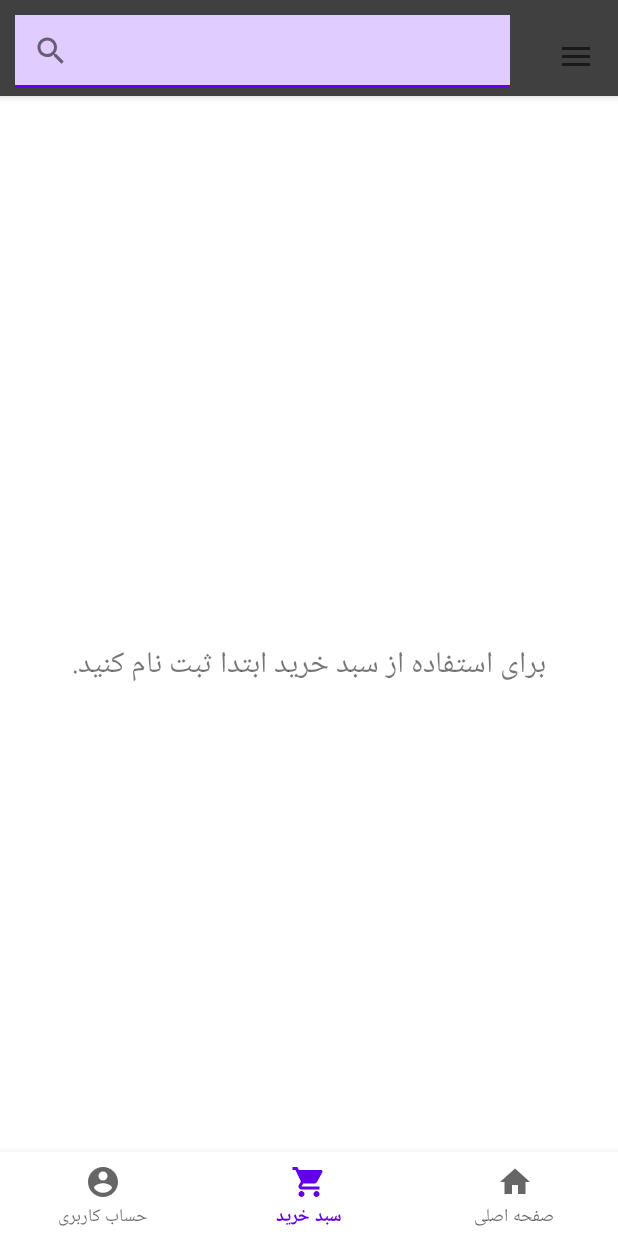
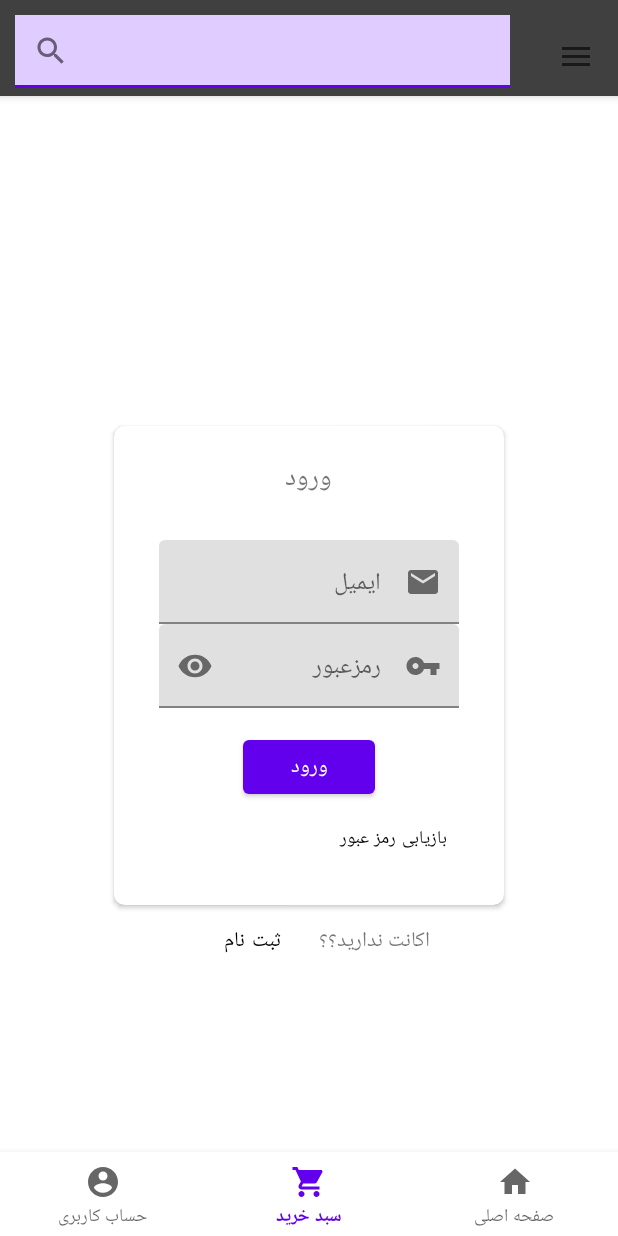
Before and after one commit to sadegh15khedry/onlineAndroidShop, an Android app: the screen it shows after launch (MainActivity), item 2 of the bottom bar chosen, on a phone screen of 412 x 824 dp. Run offline under Robolectric (Android 15) with nearby library versions, the phone set to English and light mode, and no system bars.

Commit message:
login changed from activity to a fragment

```diff
--- a/app/build.gradle
+++ b/app/build.gradle
@@ -39,6 +39,7 @@ dependencies {
     implementation 'androidx.drawerlayout:drawerlayout:1.1.1'
     implementation 'androidx.recyclerview:recyclerview:1.0.0'
     implementation 'androidx.cardview:cardview:1.0.0'
+    implementation 'androidx.legacy:legacy-support-v4:1.0.0'
     testImplementation 'junit:junit:4.+'
     androidTestImplementation 'androidx.test.ext:junit:1.1.3'
     androidTestImplementation 'androidx.test.espresso:espresso-core:3.4.0'
--- a/app/src/main/AndroidManifest.xml
+++ b/app/src/main/AndroidManifest.xml
@@ -27,7 +27,6 @@
             android:exported="true">
             <intent-filter>
                 <action android:name="android.intent.action.MAIN" />
-
                 <category android:name="android.intent.category.LAUNCHER" />
             </intent-filter>
         </activity>
--- /dev/null
+++ b/app/src/main/java/com/example/sadeghshop/LoginFragment.java
@@ -0,0 +1,53 @@
+package com.example.sadeghshop;
+
+import android.os.Bundle;
+
+import androidx.fragment.app.Fragment;
+
+import android.view.LayoutInflater;
+import android.view.View;
+import android.view.ViewGroup;
+
+
+public class LoginFragment extends Fragment {
+
+    // TODO: Rename parameter arguments, choose names that match
+    // the fragment initialization parameters, e.g. ARG_ITEM_NUMBER
+    private static final String ARG_PARAM1 = "param1";
+    private static final String ARG_PARAM2 = "param2";
+
+    // TODO: Rename and change types of parameters
+    private String mParam1;
+    private String mParam2;
+
+    public LoginFragment() {
+        // Required empty public constructor
+    }
+
+
+    // TODO: Rename and change types and number of parameters
+    public static LoginFragment newInstance(String param1, String param2) {
+        LoginFragment fragment = new LoginFragment();
+        Bundle args = new Bundle();
+        args.putString(ARG_PARAM1, param1);
+        args.putString(ARG_PARAM2, param2);
+        fragment.setArguments(args);
+        return fragment;
+    }
+
+    @Override
+    public void onCreate(Bundle savedInstanceState) {
+        super.onCreate(savedInstanceState);
+        if (getArguments() != null) {
+            mParam1 = getArguments().getString(ARG_PARAM1);
+            mParam2 = getArguments().getString(ARG_PARAM2);
+        }
+    }
+
+    @Override
+    public View onCreateView(LayoutInflater inflater, ViewGroup container,
+                             Bundle savedInstanceState) {
+        // Inflate the layout for this fragment
+        return inflater.inflate(R.layout.fragment_login, container, false);
+    }
+}
--- a/app/src/main/java/com/example/sadeghshop/MainActivity.java
+++ b/app/src/main/java/com/example/sadeghshop/MainActivity.java
@@ -1,6 +1,7 @@
 package com.example.sadeghshop;
 
 import android.content.Intent;
+import android.content.res.Configuration;
 import android.os.Bundle;
 import android.view.Gravity;
 import android.view.Menu;
@@ -19,6 +20,7 @@ import androidx.fragment.app.Fragment;
 import com.google.android.material.bottomnavigation.BottomNavigationView;
 import com.google.android.material.navigation.NavigationBarView;
 import com.google.android.material.navigation.NavigationView;
+import com.google.android.material.snackbar.Snackbar;
 import com.google.android.material.textfield.TextInputLayout;
 
 
@@ -41,7 +43,8 @@ public class MainActivity extends AppCompatActivity {
     private DrawerLayout drawerLayout;
     private ActionBarDrawerToggle actionBarDrawerToggle;
     private Fragment selectedFragment = null;
-    // private boolean loggedIn = true;
+    private BottomNavigationView bottomNavigationView;
+    //private boolean loggedIn = true;
     private boolean loggedIn = false;
 
     @Override
@@ -68,7 +71,7 @@ public class MainActivity extends AppCompatActivity {
 
 
         //setting bottom navigation
-        BottomNavigationView bottomNavigationView = findViewById(R.id.bottom_navigation);
+        bottomNavigationView = findViewById(R.id.bottom_navigation);
         bottomNavigationView.setOnItemSelectedListener((NavigationBarView.OnItemSelectedListener) bottomNavigationItemSelectedListener);
 
         //setting our first fragment
@@ -88,6 +91,14 @@ public class MainActivity extends AppCompatActivity {
         });
     }
 
+
+    @Override
+    public void onConfigurationChanged(@NonNull Configuration newConfig) {
+        super.onConfigurationChanged(newConfig);
+        if (newConfig.orientation == Configuration.ORIENTATION_PORTRAIT) {
+
+        }
+    }
 
     public void setMyFragment(Fragment fragment) {
         this.selectedFragment = fragment;
@@ -116,39 +127,39 @@ public class MainActivity extends AppCompatActivity {
         @Override
         public boolean onNavigationItemSelected(@NonNull MenuItem item) {
             Fragment selectedFragment = null;
-
             switch (item.getItemId()) {
                 case R.id.nav_home:
                     selectedFragment = new HomeFragment();
                     break;
+                case R.id.nav_cart:
+                    selectedFragment = new CartFragment();
+
                 case R.id.nav_profile:
                     if (loggedIn) {
                         selectedFragment = new ProfileFragment();
                         break;
                     } else {
-                        Intent intent = new Intent(getBaseContext(), LoginActivity.class);
-                        startActivity(intent);
-                        return true;
+                        selectedFragment = new LoginFragment();
+                        Toast.makeText(getBaseContext(), "this works",
+                                Toast.LENGTH_SHORT).show();
+
                     }
-                case R.id.nav_cart:
-                    selectedFragment = new CartFragment();
-                    break;
 
             }
             getSupportFragmentManager().beginTransaction().replace(R.id.fragment_container,
                     selectedFragment).commit();
             return true;
         }
+
     };
 
 
     //side nav item selected
-    private NavigationView.OnNavigationItemSelectedListener sideNavigationItemSelectedListener = new NavigationView.OnNavigationItemSelectedListener() {
+    private NavigationView.OnNavigationItemSelectedListener sideNavigationItemSelectedListener
+            = new NavigationView.OnNavigationItemSelectedListener() {
         @Override
         public boolean onNavigationItemSelected(@NonNull MenuItem item) {
             Fragment selectedFragment = null;
-//            Toast.makeText(getBaseContext(),"this works",
-//                    Toast.LENGTH_SHORT).show();
 
             switch (item.getItemId()) {
                 case R.id.nav_about:
@@ -166,6 +177,7 @@ public class MainActivity extends AppCompatActivity {
 //                    break;
             }
             drawerLayout.closeDrawers();
+            bottomNavigationView.getMenu().setGroupCheckable(0, false, true);
             getSupportFragmentManager().beginTransaction().replace(R.id.fragment_container,
                     selectedFragment).commit();
             return true;
--- /dev/null
+++ b/app/src/main/res/layout/fragment_login.xml
@@ -0,0 +1,103 @@
+<?xml version="1.0" encoding="utf-8"?>
+<RelativeLayout xmlns:android="http://schemas.android.com/apk/res/android"
+    android:layout_width="match_parent"
+    android:layout_height="match_parent">
+
+
+    <androidx.cardview.widget.CardView xmlns:card_view="http://schemas.android.com/apk/res-auto"
+        android:id="@+id/login_card"
+        android:layout_width="wrap_content"
+        android:layout_height="wrap_content"
+        android:layout_centerInParent="true"
+        card_view:cardBackgroundColor="@color/white"
+        card_view:cardCornerRadius="7dp">
+
+        <LinearLayout xmlns:app="http://schemas.android.com/apk/res-auto"
+            android:layout_width="wrap_content"
+            android:layout_height="wrap_content"
+            android:layout_marginStart="30dp"
+            android:layout_marginTop="20dp"
+            android:layout_marginEnd="30dp"
+            android:layout_marginBottom="20dp"
+            android:orientation="vertical">
+            <!--title-->
+            <TextView
+                android:layout_width="wrap_content"
+                android:layout_height="wrap_content"
+                android:layout_gravity="center"
+                android:paddingBottom="25dp"
+                android:text="@string/login_title"
+                android:textSize="18sp" />
+            <!-- email -->
+            <com.google.android.material.textfield.TextInputLayout
+                android:id="@+id/textField"
+                app:startIconDrawable="@drawable/ic_baseline_email_24"
+                android:layout_width="200dp"
+                android:layout_height="wrap_content"
+                android:hint="@string/email_hint">
+
+                <com.google.android.material.textfield.TextInputEditText
+                    android:layout_width="match_parent"
+                    android:layout_height="match_parent" />
+
+            </com.google.android.material.textfield.TextInputLayout>
+            <!-- password -->
+            <com.google.android.material.textfield.TextInputLayout
+                app:endIconMode="password_toggle"
+                app:startIconDrawable="@drawable/ic_baseline_password_24"
+                android:layout_width="200dp"
+                android:layout_height="wrap_content"
+                android:layout_marginBottom="15dp"
+                android:hint="@string/password_hint">
+
+                <com.google.android.material.textfield.TextInputEditText
+                    android:layout_width="match_parent"
+                    android:layout_height="match_parent"
+                    android:inputType="textPassword" />
+
+            </com.google.android.material.textfield.TextInputLayout>
+
+
+            <Button
+                android:id="@+id/login_btn"
+                android:layout_width="wrap_content"
+                android:layout_height="wrap_content"
+                android:layout_gravity="center"
+                android:text="@string/login_btn"
+                android:textAlignment="center" />
+
+            <Button
+                android:id="@+id/password_recovery_btn"
+                style="@style/Widget.MaterialComponents.Button.TextButton"
+                android:layout_width="wrap_content"
+                android:layout_height="wrap_content"
+                android:text="@string/password_recovery_btn"
+                android:textColor="@color/black"
+                android:textSize="12sp" />
+        </LinearLayout>
+
+    </androidx.cardview.widget.CardView>
+
+    <LinearLayout
+        android:layout_width="match_parent"
+        android:layout_height="wrap_content"
+        android:layout_below="@+id/login_card"
+        android:gravity="center"
+        android:orientation="horizontal">
+
+        <TextView
+            android:layout_width="wrap_content"
+            android:layout_height="wrap_content"
+            android:text="@string/login_to_signup_des" />
+
+        <Button
+            android:id="@+id/login_to_signup_btn"
+            style="@style/Widget.MaterialComponents.Button.TextButton"
+            android:layout_width="wrap_content"
+            android:layout_height="wrap_content"
+            android:text="@string/login_signup_btn"
+            android:textColor="@color/black" />
+    </LinearLayout>
+
+
+</RelativeLayout>
--- a/app/src/main/res/values/strings.xml
+++ b/app/src/main/res/values/strings.xml
@@ -67,4 +67,6 @@
     <string name="item_user_review_row_title">نظر کاربران</string>
     <string name="item_add_review_button">نظر خود را ثبت کنید</string>
     <string name="item_suggestions_title">کالاهای پیشنهادی</string>
+    <!-- TODO: Remove or change this placeholder text -->
+    <string name="hello_blank_fragment">Hello blank fragment</string>
 </resources>
```
Also changed, not shown: app/src/main/java/com/example/sadeghshop/HomeFragment.java (+9 -0 lines), app/src/main/java/com/example/sadeghshop/LoginActivity.java (+8 -8 lines), app/src/main/java/com/example/sadeghshop/SlideShowAdapter.java (added, +43 -0 lines), app/src/main/res/layout/fragment_home.xml (+11 -1 lines).
